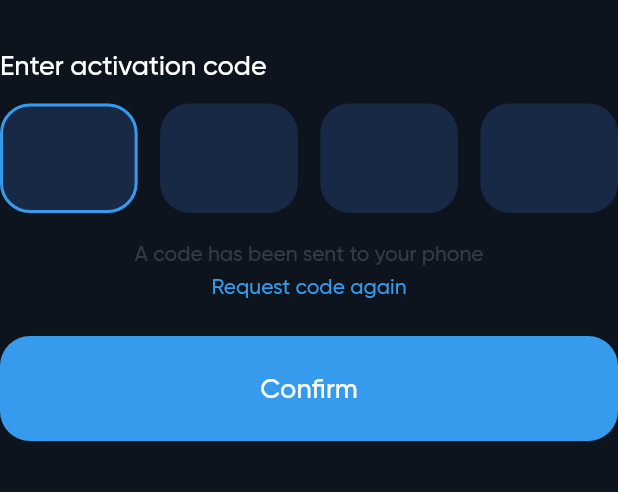
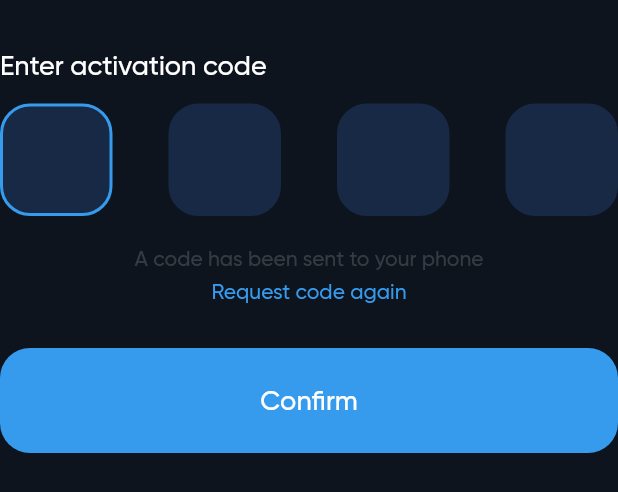
Before and after one commit to blyoha/flutter-web-wallet, a Flutter app: the ActivationCode widget shown alone on an empty page, opened directly, on a phone screen of 412 x 824 dp. Shown: the top 492 px of the screen. Run offline on Flutter 3.47's test engine with Material 2 defaults, Android fonts, the phone set to English and light mode, and no system bars; drawn by our look-alikes of pin_code_fields; our stand-ins replace mask_text_input_formatter.

Commit message:
Changed activation code input.

```diff
--- a/lib/ui/widgets/activation_code.dart
+++ b/lib/ui/widgets/activation_code.dart
@@ -1,5 +1,6 @@
 import 'package:flutter/material.dart';
-import 'package:mask_text_input_formatter/mask_text_input_formatter.dart';
+import 'package:flutter/services.dart';
+import 'package:pin_code_fields/pin_code_fields.dart';
 
 import '../../constants/constants.dart';
 import 'widgets.dart';
@@ -17,33 +18,44 @@ class ActivationCode extends StatelessWidget {
             alignment: Alignment.centerLeft,
             child: Text("Enter activation code", style: AppTexts.primaryStyle)),
       ),
-      _buildCodeInput(),
-      Padding(
-        padding: const EdgeInsets.symmetric(vertical: 15),
-        child: Column(mainAxisAlignment: MainAxisAlignment.center, children: [
-          Text("A code has been sent to your phone",
-              style: AppTexts.secondaryStyle),
-          const SizedBox(height: 5),
-          const InteractiveText(text: "Request code again")
-        ]),
-      ),
-      const SizedBox(height: 10),
+      _buildCodeInput(context),
+      Column(mainAxisAlignment: MainAxisAlignment.center, children: [
+        Text("A code has been sent to your phone",
+            style: AppTexts.secondaryStyle),
+        const SizedBox(height: 5),
+        const InteractiveText(text: "Request code again")
+      ]),
+      const SizedBox(height: 30),
       AppButton(text: "Confirm")
     ]);
   }
 
-  _buildCodeInput() {
-    final mask =
-        MaskTextInputFormatter(mask: '#', filter: {'#': RegExp(r'[0-9]')});
+  _buildCodeInput(context) {
+    final PinTheme pinTheme = PinTheme(
+        fieldWidth: 75,
+        fieldHeight: 75,
+        shape: PinCodeFieldShape.box,
+        activeColor: AppColors.secondaryColor,
+        selectedColor: AppColors.focusColor,
+        inactiveColor: AppColors.secondaryColor,
+        activeFillColor: AppColors.secondaryColor,
+        selectedFillColor: AppColors.secondaryColor,
+        inactiveFillColor: AppColors.secondaryColor,
+        borderRadius: BorderRadius.circular(20),
+        borderWidth: 2);
 
-    return Row(mainAxisAlignment: MainAxisAlignment.center, children: [
-      Expanded(child: AppInput(mask: mask, action: TextInputAction.next)),
-      const SizedBox(width: 15),
-      Expanded(child: AppInput(mask: mask, action: TextInputAction.next)),
-      const SizedBox(width: 15),
-      Expanded(child: AppInput(mask: mask, action: TextInputAction.next)),
-      const SizedBox(width: 15),
-      Expanded(child: AppInput(mask: mask))
-    ]);
+    return PinCodeTextField(
+        appContext: context,
+        length: 4,
+        onChanged: (value) {},
+        inputFormatters: [FilteringTextInputFormatter.digitsOnly],
+        keyboardType: TextInputType.number,
+        showCursor: false,
+        autoFocus: true,
+        autoUnfocus: true,
+        textStyle: AppTexts.numberStyle,
+        animationType: AnimationType.none,
+        enableActiveFill: true,
+        pinTheme: pinTheme);
   }
 }
```
